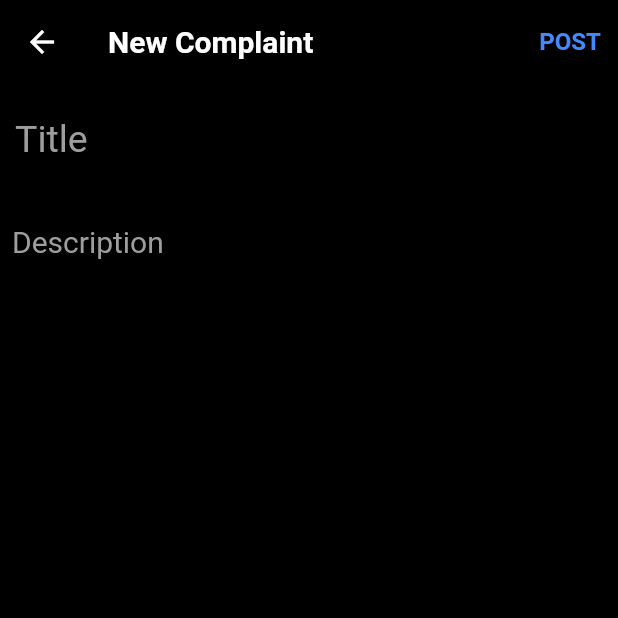
After one commit to Madhav-S-S/voice_app, a Flutter app: the draftOpen screen opened directly, on a phone screen of 412 x 824 dp, the top half of it. The commit adds this screen. Run offline on Flutter 3.47's test engine with Material 2 defaults, Android fonts, the phone set to English and light mode, and no system bars; our stand-ins replace animated_splash_screen, cached_network_image, cloud_firestore, connectivity_plus, firebase_auth, firebase_core and 5 more; missing offline and left inert: dart:ffi; accounts and stored records are empty.

Commit message:
General complaints configuration changed for the compatibility with the new firestore database of open complaints

```diff
--- a/lib/faculty/faculty_general.dart
+++ b/lib/faculty/faculty_general.dart
@@ -1,7 +1,7 @@
 import 'package:cloud_firestore/cloud_firestore.dart';
 import 'package:flutter/material.dart';
 import 'package:voice/faculty/fac_postcard.dart';
-import 'package:voice/reusable_widgets/post_card.dart';
+import 'package:voice/reusable_widgets/gen_stud_postcard.dart';
 import 'package:voice/student/draft_general.dart';
 import 'package:voice/student/student_home.dart';
 import 'package:voice/utils/color_utils.dart';
@@ -53,7 +53,7 @@ class _facultyGeneralState extends State<facultyGeneral> {
             ], begin: Alignment.topCenter, end: Alignment.bottomCenter)),
           child: StreamBuilder(
             //order the complaints by date published
-            stream: FirebaseFirestore.instance.collection('complaints').orderBy('upvotes',descending: true).snapshots(),
+            stream: FirebaseFirestore.instance.collection('gen_complaints').orderBy('upvotes',descending: true).snapshots(),
             builder: (context,
                 AsyncSnapshot<QuerySnapshot<Map<String, dynamic>>> snapshot) {
               if (snapshot.connectionState == ConnectionState.waiting) {
--- a/lib/reusable_widgets/post_card.dart
+++ b/lib/reusable_widgets/gen_stud_postcard.dart
@@ -181,6 +181,7 @@ class _PostCardState extends State<PostCard> {
                         widget.snap['postId'].toString(),
                         user!.uid,
                         widget.snap['upvotes'],
+                        widget.snap['type'],
                       );
                     }),
               )),
@@ -197,6 +198,7 @@ class _PostCardState extends State<PostCard> {
                       widget.snap['postId'].toString(),
                       user!.uid,
                       widget.snap['downvotes'],
+                      widget.snap['type'],
                     );
                 }),
               )
--- /dev/null
+++ b/lib/student/draft_open.dart
@@ -0,0 +1,112 @@
+import 'dart:ffi';
+
+import 'package:cloud_firestore/cloud_firestore.dart';
+import 'package:firebase_auth/firebase_auth.dart';
+import 'package:flutter/material.dart';
+import 'package:uuid/uuid.dart';
+import 'package:voice/student/general_complaints.dart';
+import 'package:voice/utils/color_utils.dart';
+import 'package:voice/reusable_widgets/gen_stud_postcard.dart';
+
+class draftOpen extends StatefulWidget {
+  const draftOpen({Key? key}) : super(key: key);
+
+  @override
+  _draftOpenState createState() => _draftOpenState();
+}
+
+class _draftOpenState extends State<draftOpen> {
+  final _auth = FirebaseAuth.instance;
+  final TextEditingController _titleController = TextEditingController();
+  final TextEditingController _descriptionController = TextEditingController();
+  @override
+  void dispose() {
+    // TODO: implement dispose
+    super.dispose();
+    _titleController.dispose();
+    _descriptionController.dispose();
+  }
+  @override
+  Widget build(BuildContext context) {
+    return Scaffold(
+      appBar: AppBar(
+        iconTheme: const IconThemeData(
+          color: Colors.white,
+        ),
+        centerTitle: false,
+        backgroundColor: Colors.black,
+        title: const Text(
+          "New Complaint",
+          style: TextStyle(color: Colors.white,fontWeight: FontWeight.bold, fontSize: 20),
+        ),
+        actions: [
+          TextButton(onPressed: (){
+            if(_titleController.text.length ==0 || _descriptionController.text.length ==0){
+              print("Title Required");
+            }
+            else{
+                addComplaintToFirestore(_titleController.text, _descriptionController.text);
+            Navigator.push(context, MaterialPageRoute(builder: (context)=>generalComplaints()));
+            }
+          },
+           child: const Text("POST",style: TextStyle(color: Colors.blueAccent,fontWeight: FontWeight.bold, fontSize: 16),))
+        ],
+      ),
+      body:Container(
+        //change color of the container
+        color: Colors.black,
+        child: Column(
+          children: [
+            Padding(
+              padding: const EdgeInsets.all(10.0),
+              child: TextField(
+                controller: _titleController,
+                decoration: InputDecoration(
+                  hintText: "Title",
+                  hintStyle: TextStyle(color: Colors.grey,fontSize: 25),
+                  //put border between title and description
+                  border: InputBorder.none,
+                ),
+                cursorHeight: 30,
+                style: TextStyle(fontSize: 25),
+              ),
+            ),
+            Expanded(
+              child: Padding(
+                padding: const EdgeInsets.all(8.0),
+                child: TextField(
+                  controller: _descriptionController,
+                  maxLines: null,
+                  decoration: InputDecoration(
+                      hintText: "Description",
+                      hintStyle: TextStyle(color: Colors.grey),
+                      border: InputBorder.none
+                  ),
+                  style: TextStyle(fontSize: 20),
+                ),
+              ),
+            ),
+          ],
+        ),
+      )
+    );
+  }
+  addComplaintToFirestore(String title,String description) async {
+    var user = _auth.currentUser;
+    String postId = Uuid().v4();
+    //get branch attribute from the current user from firestore
+    //String branch = (await FirebaseFirestore.instance.collection('users').doc(user?.uid).get()).get('branch');
+    DocumentReference docRef = FirebaseFirestore.instance.collection('complaints').doc(postId);
+    docRef.set({
+    'title': title,
+    'description': description,
+    'userId': user?.uid,
+    'datePublished' : DateTime.now(),
+    'postId': postId,
+    //set the value of 'upvotes' in firestore to an empty array
+    'upvotes': [],
+    'downvotes': [],
+    //'branch': branch,
+  });
+  }
+}
--- a/lib/student/general_complaints.dart
+++ b/lib/student/general_complaints.dart
@@ -1,6 +1,6 @@
 import 'package:cloud_firestore/cloud_firestore.dart';
 import 'package:flutter/material.dart';
-import 'package:voice/reusable_widgets/post_card.dart';
+import 'package:voice/reusable_widgets/gen_stud_postcard.dart';
 import 'package:voice/student/draft_general.dart';
 import 'package:voice/student/student_home.dart';
 import 'package:voice/utils/color_utils.dart';
@@ -52,7 +52,7 @@ class _generalComplaintsState extends State<generalComplaints> {
             ], begin: Alignment.topCenter, end: Alignment.bottomCenter)),
           child: StreamBuilder(
             //order the complaints by date published
-            stream: FirebaseFirestore.instance.collection('complaints').orderBy('upvotes',descending: true).snapshots(),
+            stream: FirebaseFirestore.instance.collection('gen_complaints').orderBy('upvotes',descending: true).snapshots(),
             builder: (context,
                 AsyncSnapshot<QuerySnapshot<Map<String, dynamic>>> snapshot) {
               if (snapshot.connectionState == ConnectionState.waiting) {
--- a/lib/student/student_home.dart
+++ b/lib/student/student_home.dart
@@ -76,7 +76,7 @@ class _StudentHomeScreenState extends State<studentHomeScreen> {
                   SizedBox(height: 30,),
                   GestureDetector(
                     onTap: (){
-                     Navigator.push(context, MaterialPageRoute(builder: (context)=>openComplaints(attributeValue: null,)));
+                     Navigator.push(context, MaterialPageRoute(builder: (context)=>openComplaints()));
                     },
                     child: Container(height:150,width:1000,
                         child: Center(
```
Also changed, not shown: lib/methods/firestore_methods.dart (+6 -6 lines), lib/student/draft_general.dart (+32 -18 lines), lib/student/open_complaints.dart (+10 -101 lines).
